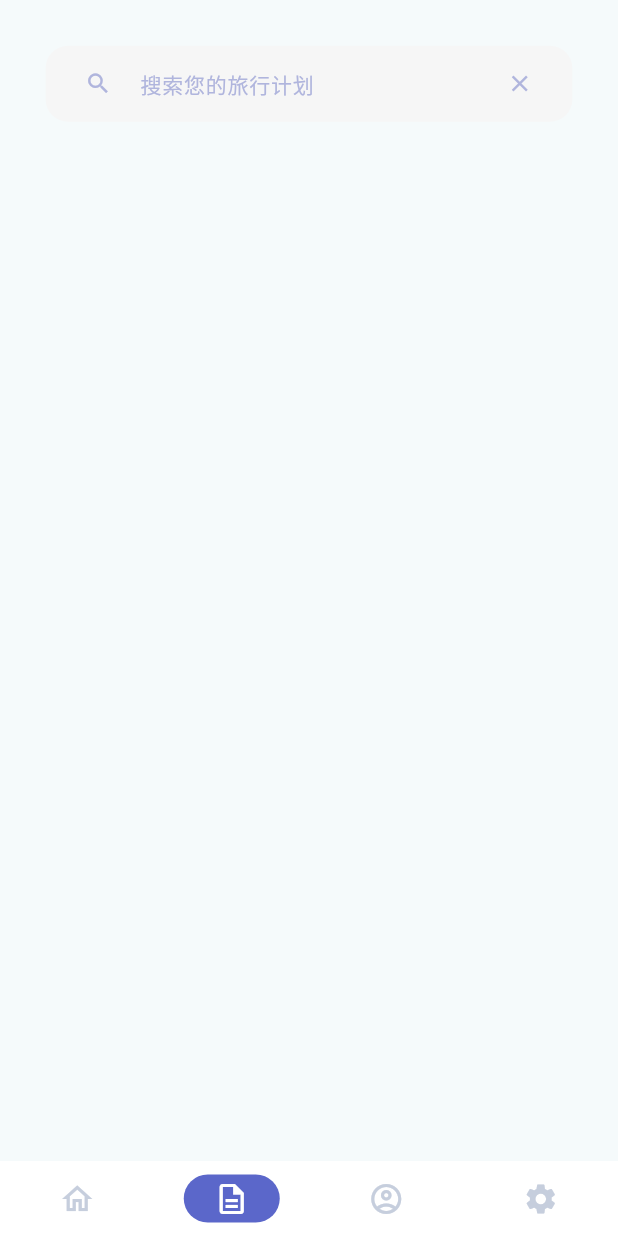
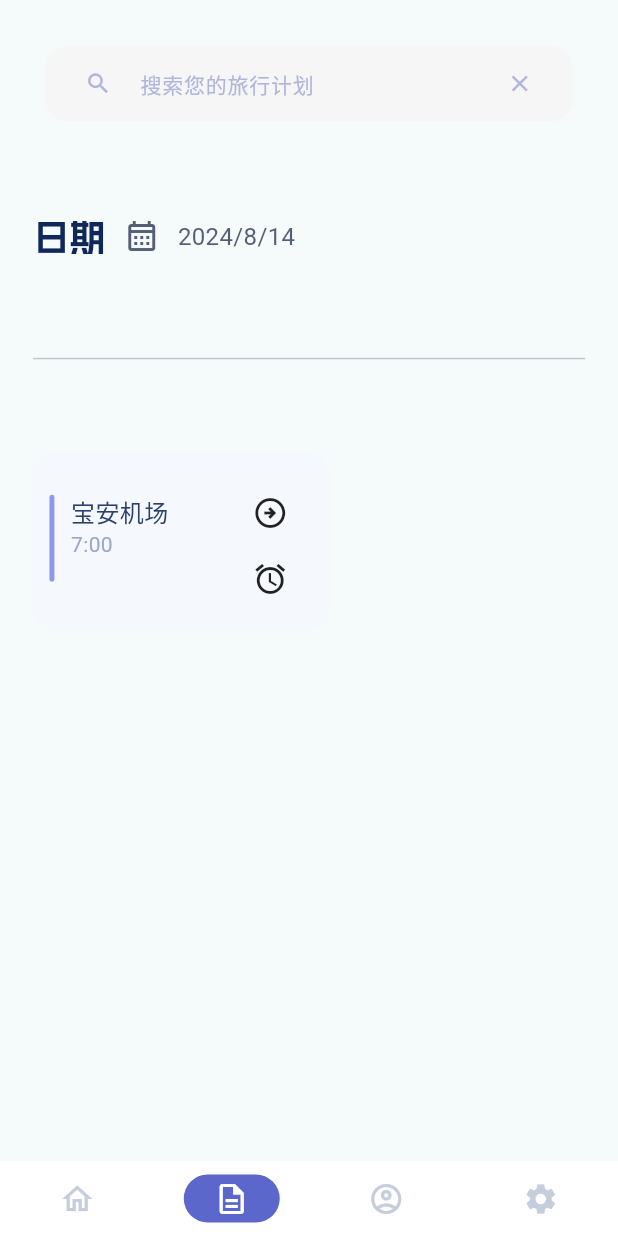
Before and after one commit to plantSnow/Pirt, a Flutter app: the screen it shows after launch, item 2 of the bottom bar chosen, on a phone screen of 412 x 824 dp. Run offline on Flutter 3.47's test engine with Material 3 defaults, Android fonts, the phone set to English and light mode, and no system bars; our stand-ins replace calendar_date_picker2; Roboto replaces fonts that are missing (YuYang).

Commit message:
小的任务展示框 git commit "1.txt提交"

```diff
--- a/lib/main.dart
+++ b/lib/main.dart
@@ -1,8 +1,6 @@
 import 'package:flutter/material.dart';
-// import 'package:flutter_localizations/flutter_localizations.dart'
-import './widgets/HomePage/calendar.dart';
-import './pages/add_plan_page.dart';
-import './widgets/HomePage/navigation_bar.dart';
+import 'pages/add_plan_page.dart';
+import 'widgets/HomePage/navigation_bar.dart';
 
 void main() {
   runApp(const MyApp());
@@ -16,16 +14,23 @@ class MyApp extends StatelessWidget {
   Widget build(BuildContext context) {
     return MaterialApp(
       title: 'Pirt Trip',
-      debugShowCheckedModeBanner: false, // 删去右上角的 Debug
+      debugShowCheckedModeBanner: false, // 删去右上角的 Debug 标志
       theme: ThemeData(
-        colorScheme: ColorScheme.fromSeed(seedColor: Colors.white), // 主题颜色白色
+        colorScheme: ColorScheme.fromSeed(
+          seedColor: Colors.white,
+          primary: Colors.white,
+        ), // 主题颜色白色
         useMaterial3: true,
+        datePickerTheme: const DatePickerThemeData(
+          surfaceTintColor: Colors.transparent,
+          headerBackgroundColor: Colors.white,
+          backgroundColor: Colors.white
+        )
       ),
       // 导航路径注册
       routes: {
         "/": (context) => const MyNavigation(), //默认主界面
         "add_plan_page": (context) => const AddPlan(),
-        "calendar":(context) => const Scaffold(body: Calendar(calendarType: 0,)),
       },
       // 当没找到路由名称时使用onGenerate的方法
       // onGenerateRoute: (settings) {
--- a/lib/pages/plan_page.dart
+++ b/lib/pages/plan_page.dart
@@ -1,7 +1,9 @@
+import 'package:flutter/cupertino.dart';
 import 'package:flutter/material.dart';
 import 'package:flutter/widgets.dart';
 import '../widgets/PlanPage/searching_field.dart';
-
+import '../widgets/PlanPage/date_choose.dart';
+import '../widgets/PlanPage/task_list.dart';
 
 class PlanPage extends StatefulWidget {
   const PlanPage({super.key});
@@ -21,7 +23,7 @@ class _PlanPageState extends State<PlanPage> {
       setState(() {
         planSearch = value;
       });
-      print('${planSearch}1');//TODO: 参数传出成功, 但是无法即时渲染组件
+      // print('${planSearch}1');//TODO: 参数传出成功, 但是无法即时渲染组件
     }
     return SizedBox(
       width: screenWidth,
@@ -30,13 +32,11 @@ class _PlanPageState extends State<PlanPage> {
         crossAxisAlignment: CrossAxisAlignment.center,
         mainAxisAlignment: MainAxisAlignment.start,
         children: [
-          Column(
-            children: [
-              SearchingField(
-                callBack: onSubmittedFunc
-              ),
-            ],
+          SearchingField(
+            callBack: onSubmittedFunc
           ),
+          const DateChoose(),
+          const TaskList(),
         ],
       ),
     );
--- a/lib/widgets/HomePage/plan_detail.dart
+++ b/lib/widgets/HomePage/plan_detail.dart
@@ -1,22 +1,25 @@
 import 'package:flutter/material.dart';
-// import '../../widgets/HomePage/calendar.dart';
 
 // 文字与图标显示
-class NameAndTimeinPlanDetails extends StatelessWidget {
+class NameAndTimeinPlanDetailsWithIcon extends StatelessWidget {
   final int displayType;
   final String title;
   final String time;
-  const NameAndTimeinPlanDetails(
-      {super.key,
+  final int sizeType;
+  const NameAndTimeinPlanDetailsWithIcon({
+    super.key,
     required this.title,
     required this.time,
-      required this.displayType});
+    required this.displayType,
+    required this.sizeType,
+  });
 
   static const colorList = [
     Color(0xff8f99eb),
     Color(0xffe88b8c),
     Color(0xff1ec1c3)
   ];
+
   static const iconList = [
     Icons.train_rounded,
     Icons.hotel_rounded,
@@ -29,7 +32,9 @@ class NameAndTimeinPlanDetails extends StatelessWidget {
     double screenWidth = MediaQuery.of(context).size.width;
 
     return SizedBox(
-        width: (300 / 375) * screenWidth,
+      width: sizeType==0
+        ? (300 / 375) * screenWidth
+        : (70 / 375) * screenWidth,
       height: (60 / 812) * screenHeight,
       child: Column(crossAxisAlignment: CrossAxisAlignment.start, children: [
         Text(
@@ -40,7 +45,7 @@ class NameAndTimeinPlanDetails extends StatelessWidget {
             fontWeight: FontWeight.w500,
           ),
         ),
-          Row(crossAxisAlignment: CrossAxisAlignment.start, children: [
+        sizeType==0 ? Row(crossAxisAlignment: CrossAxisAlignment.start, children: [
           Icon(
             iconList[displayType],
             color: colorList[displayType],
@@ -54,8 +59,47 @@ class NameAndTimeinPlanDetails extends StatelessWidget {
               ),
             ),
           ),
+        ]) : Text(
+          time,
+          style: const TextStyle(
+            color: Color(0xff9aa8c7),
+            fontSize: 14,
+          ),
+        ),
       ])
-        ]));
+    );
+  }
+}
+
+// 窄条
+class LeftNarrowBar extends StatelessWidget {
+  final int displayType;
+  // final double barWidth;
+  final double barHeight;
+  const LeftNarrowBar({
+    super.key,
+    required this.displayType,
+    // required this.barWidth,
+    required this.barHeight,
+    });
+
+  static const colorsToBeChosen = [
+    [Color(0x338f99eb), Color(0xff8f99eb)],
+    [Color(0x33e88b8c), Color(0xffe88b8c)],
+    [Color(0x331ec1c3), Color(0xff1ec1c3)],
+  ];
+
+  @override
+  Widget build(BuildContext context) {
+    double screenWidth = MediaQuery.of(context).size.width;
+    return Container(
+      margin: EdgeInsets.only(right: (10/375)*screenWidth),
+      width: (3 / 375) * screenWidth,
+      height: barHeight,
+      decoration: BoxDecoration(
+        color: colorsToBeChosen[displayType][1],
+        borderRadius: BorderRadius.circular(15)),
+    );
   }
 }
 
@@ -64,18 +108,36 @@ class NameAndTimeinPlanDetails extends StatelessWidget {
 class MyTextButton extends StatelessWidget {
   final String textForButton;
   final List colorsForButton;
-
-  const MyTextButton(
-      {super.key, required this.textForButton, required this.colorsForButton});
+  final int sizeType;
+  const MyTextButton({
+    super.key,
+    required this.textForButton,
+    required this.colorsForButton,
+    required this.sizeType,
+  });
 
   @override
   Widget build(BuildContext context) {
     double screenHeight = MediaQuery.of(context).size.height;
     double screenWidth = MediaQuery.of(context).size.width;
+    late double btnWidth;
+    late double btnHeight;
+
+    switch(sizeType) {
+      case 0:
+        btnWidth = (70/375)*screenWidth;
+        btnHeight = (33/812)*screenHeight;
+        break;
+      // case 1:
+      //   btnWidth = (40/375)*screenWidth;
+      //   btnHeight = (30/812)*screenHeight;
+      default:
+        break;
+    }
 
     return SizedBox(
-      width: (70 / 375) * screenWidth,
-      height: (33 / 812) * screenHeight,
+      width: btnWidth,
+      height: btnHeight,
       child: TextButton(
         onPressed: () {},
         style: TextButton.styleFrom(
@@ -129,10 +191,15 @@ class PlanDetails extends StatelessWidget {
     return Container(
           width: (325 / 375) * screenWidth,
           height: (120 / 812) * screenHeight,
+          margin: EdgeInsets.all((5/812)*screenHeight),
+          padding: EdgeInsets.all((5/375)*screenWidth),
           decoration: BoxDecoration(
-            color: const Color(0xfff8fafc),
+            color: const Color(0xfff5f8fd),
             borderRadius: BorderRadius.circular(15),
-            // border: Border.all(color: colorsToBeChosen[displayType][0]),
+            // boxShadow: const [
+
+              // BoxShadow(blurRadius: 0.2)
+            // ]
           ),
           child: Stack(children: [
             Positioned(
@@ -143,36 +210,37 @@ class PlanDetails extends StatelessWidget {
                 children: [
                   Row(children: [
                     // 左侧竖条
-                      Container(
-                        width: (3 / 375) * screenWidth,
-                        height: (40 / 812) * screenHeight,
-                        margin: const EdgeInsets.only(right: 10),
-                        decoration: BoxDecoration(
-                            color: colorsToBeChosen[displayType][1],
-                            borderRadius: BorderRadius.circular(15)),
-                      ),
+                    LeftNarrowBar(
+                      displayType: displayType,
+                      barHeight: (40/812)*screenHeight),
                     // 文字与图标展示, 抽离成 StatelessWidget
-                      NameAndTimeinPlanDetails(
+                    NameAndTimeinPlanDetailsWithIcon(
                       title: titleByUser,
                       time: timeByUser,
                       displayType: displayType,
+                      sizeType: 0,
                     ),
                   ]),
                   Row(children: [
                     MyTextButton(
                       textForButton: textForThisButton[displayType][0],
-                          colorsForButton: colorsToBeChosen[displayType]),
+                      colorsForButton: colorsToBeChosen[displayType],
+                      sizeType: 0,
+                    ),
                     SizedBox(
                       width: (15 / 375) * screenWidth,
                     ),
                     MyTextButton(
                       textForButton: textForThisButton[displayType][1],
-                          colorsForButton: colorsToBeChosen[displayType]),
+                      colorsForButton: colorsToBeChosen[displayType],
+                      sizeType: 0,
+                    ),
                     SizedBox(
                       width: (100 / 375) * screenWidth,
                     ),
                   ])
-                  ]),
+                ]
+              ),
             ),
           // 右上角图标按钮, 详细信息
             Positioned(
--- a/lib/widgets/HomePage/calendar.dart
+++ b/lib/widgets/PlanPage/calendar.dart
@@ -36,12 +36,12 @@ class _CalendarState extends State<Calendar> {
     }
 
     //工作日文本样式
-    const dayTextStyle = TextStyle(color: Colors.black, fontWeight: FontWeight.w700);
+    const dayTextStyle = TextStyle(color: Color(0xff333333), fontWeight: FontWeight.w700);
     //周末文本样式
-    final weekendTextStyle = TextStyle(color: Colors.grey[500], fontWeight: FontWeight.w600);
+    const weekendTextStyle = TextStyle(color: Color(0xff666666), fontWeight: FontWeight.w600);
     //与当前日期相同的日期
-    final anniversaryTextStyle = TextStyle(
-      color: Colors.red[400],
+    const anniversaryTextStyle = TextStyle(
+      color: Colors.black,
       fontWeight: FontWeight.w700,
     );
 
@@ -53,7 +53,7 @@ class _CalendarState extends State<Calendar> {
       calendarType: calendarChoose,
 
       //所选日期的突出显示颜色
-      selectedDayHighlightColor: Colors.purple[800],
+      selectedDayHighlightColor:const Color(0xff5b67ca),
 
       //用户点击取消按钮后关闭对话框
       closeDialogOnCancelTapped: true,
@@ -85,6 +85,8 @@ class _CalendarState extends State<Calendar> {
 
       //选定日历日文本的自定义文本样式
       selectedDayTextStyle: dayTextStyle.copyWith(color: Colors.white),
+
+      daySplashColor: Colors.transparent,
 
       //提供对日历日文本样式的完全控制的功能
       dayTextStylePredicate: ({required date}) {
@@ -138,7 +140,10 @@ class _CalendarState extends State<Calendar> {
           }
         });
       },
-      icon: const Icon(Icons.calendar_month_outlined,color: Color(0xff5b67ca),)
+      icon: const Icon(
+        Icons.calendar_month_outlined,
+        color: Color(0xff525f77),
+      )
     );
   }
 }
--- /dev/null
+++ b/lib/widgets/PlanPage/date_choose.dart
@@ -0,0 +1,48 @@
+import 'package:flutter/material.dart';
+import './calendar.dart';
+
+class DateChoose extends StatelessWidget {
+  const DateChoose({super.key});
+
+  @override
+  Widget build(BuildContext context) {
+    double screenHeight = MediaQuery.of(context).size.height;
+    double screenWidth = MediaQuery.of(context).size.width;
+
+    return Container(
+      margin: EdgeInsets.all((20/375)*screenWidth),
+      width: screenWidth,
+      height: 0.15*screenHeight,
+      child: Column(
+        mainAxisAlignment: MainAxisAlignment.start,
+        crossAxisAlignment: CrossAxisAlignment.center,
+        children: [
+          Row(
+            children: [
+              const Text(
+                '日期',
+                style: TextStyle(
+                  color: Color(0xff10275a),
+                  fontFamily: 'ShuHei',
+                  fontSize: 24,
+                  fontWeight: FontWeight.w700
+                ),
+              ),
+              const Calendar(calendarType: 2,),
+              Text(
+                '${(DateTime.now().year)}/${(DateTime.now().month)}/${(DateTime.now().day)}', //TODO: 日期参数传入
+                style: const TextStyle(
+                  color: Color(0xff525f77),
+                  fontSize: 16,
+                ),
+              )
+            ]
+          ),
+          SizedBox(height: 0.06*screenHeight,), //TODO: 周视图日历实现不了, 自己实现太麻烦, 交给你了wxy, 嘻嘻
+          // TODO: 做成 NavigationBar 我先做下面的了
+          const Divider(),
+        ]
+      )
+    );
+  }
+}
--- /dev/null
+++ b/lib/widgets/PlanPage/task_display.dart
@@ -0,0 +1,80 @@
+import 'package:flutter/material.dart';
+import '../HomePage/plan_detail.dart';
+
+class TaskDisplay extends StatelessWidget {
+  final int displayType;
+  const TaskDisplay({super.key, required this.displayType});
+
+  static const colorsToBeChosen = [
+    [Color(0x338f99eb), Color(0xff8f99eb)],
+    [Color(0x33e88b8c), Color(0xffe88b8c)],
+    [Color(0x331ec1c3), Color(0xff1ec1c3)],
+  ];
+  static const textForThisButton = [
+    ['车次查看', '闹钟设置'],
+    ['物品备忘', '闹钟设置'],
+    ['地点查询', '闹钟设置'],
+  ];
+
+  @override
+  Widget build(BuildContext context) {
+    double screenHeight = MediaQuery.of(context).size.height;
+    double screenWidth = MediaQuery.of(context).size.width;
+      return Container(
+        padding: EdgeInsets.all((10/375)/screenWidth),
+        child: Stack(children: [
+          Container(
+            width: (180/375)*screenWidth,
+            height: (117/812)*screenHeight,
+            margin: EdgeInsets.all((10/375)*screenHeight),
+            decoration: BoxDecoration(
+              color: const Color(0xfff5f8fd),
+              borderRadius: BorderRadius.circular(15)
+            ),
+          ),
+          Positioned(
+            top: (50/812)*screenHeight,
+            left: (30/375)*screenWidth,
+            child: Row(
+              crossAxisAlignment: CrossAxisAlignment.start,
+              children: [
+                // 左侧竖条
+                LeftNarrowBar(
+                  displayType: displayType,
+                  barHeight: (57/812)*screenHeight
+                ),
+                NameAndTimeinPlanDetailsWithIcon(
+                  title: '宝安机场',
+                  time: '7:00',
+                  displayType: displayType,
+                  sizeType: 1
+                ),
+                SizedBox(width: (40/375)*screenWidth),
+                Column(
+                  mainAxisAlignment: MainAxisAlignment.start,
+                  crossAxisAlignment: CrossAxisAlignment.start,
+                  children: [
+                    // SizedBox(width: (75/375)*screenWidth,),
+                    const Icon(Icons.arrow_circle_right_outlined),
+                    SizedBox(height: (20/812)*screenHeight,),
+                    // MyTextButton(
+                    //   textForButton: textForThisButton[displayType][0],
+                    //   colorsForButton: colorsToBeChosen[displayType],
+                    //   size: 1
+                    // ),
+                    // SizedBox(width: (15/375)*screenWidth,),
+                    // MyTextButton(
+                    //   textForButton: textForThisButton[displayType][1],
+                    //   colorsForButton: colorsToBeChosen[displayType],
+                    //   size: 1
+                    // )
+                    const Icon(Icons.alarm)
+                  ],
+                ),
+              ],
+          ),
+        )
+      ])
+    );
+  }
+}
--- /dev/null
+++ b/lib/widgets/PlanPage/task_list.dart
@@ -0,0 +1,21 @@
+import 'package:flutter/material.dart';
+import './task_display.dart';
+
+class TaskList extends StatelessWidget {
+
+  const TaskList({super.key});
+
+  @override
+  Widget build(BuildContext context) {
+    double screenHeight = MediaQuery.of(context).size.height;
+    double screenWidth = MediaQuery.of(context).size.width;
+    return SizedBox(
+      height: (356/812)*screenHeight,
+      child: ListView(
+        children: const [
+          TaskDisplay(displayType: 0),
+        ]
+      )
+    );
+  }
+}
```
Lines whose indentation alone changed are shown as unchanged.
